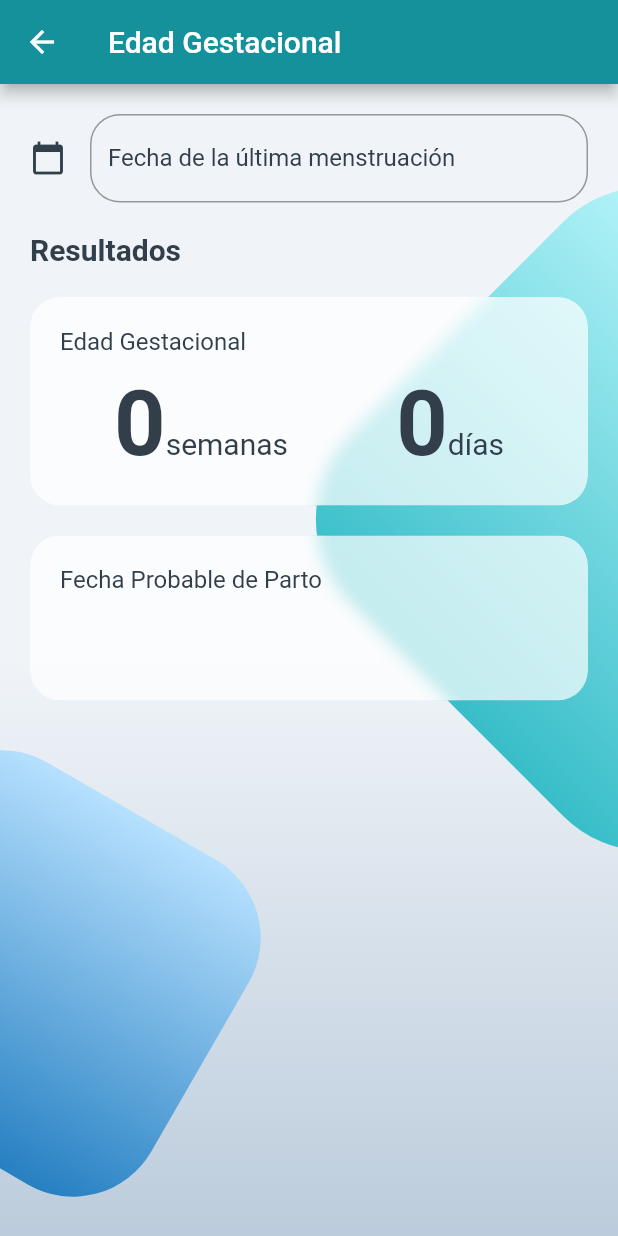
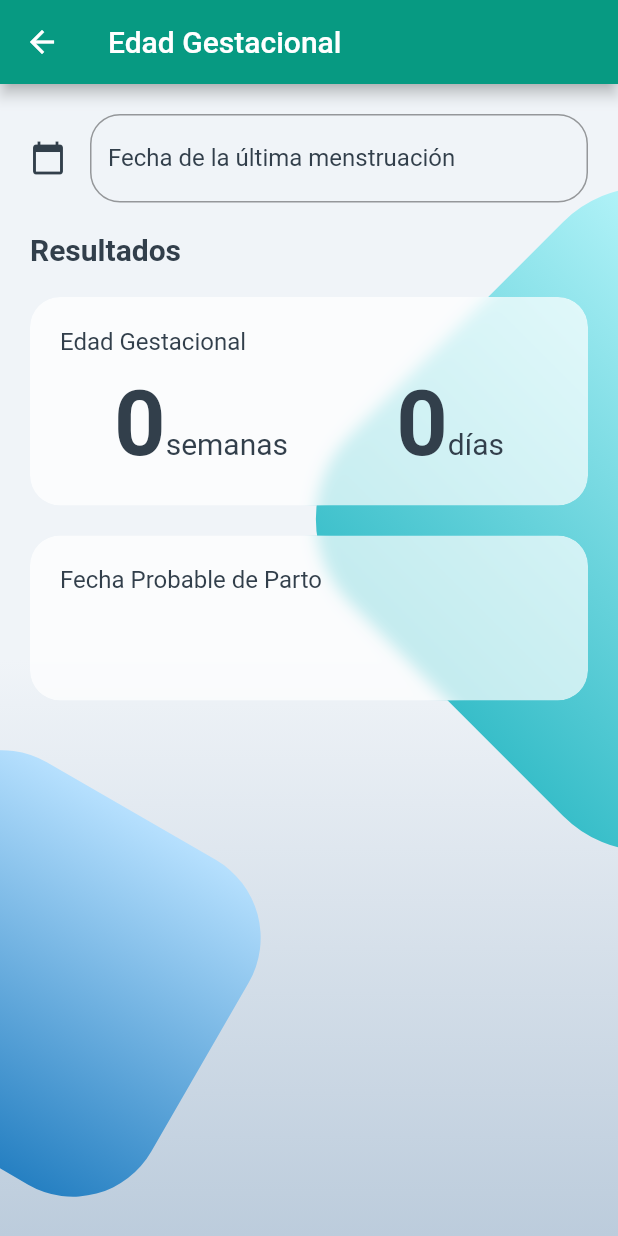
Before and after one commit to DiegoLascano/flutter-score-mama, a Flutter app: the screen it shows after launch, after a tap on "Edad Gestacional", on a phone screen of 412 x 824 dp. Run offline on Flutter 3.47's test engine with Material 2 defaults, Android fonts, the phone set to English and light mode, and no system bars; our stand-ins replace flutter_native_admob, rxdart; missing offline and left inert: firebase_admob; accounts and stored records are empty.

Commit message:
working and public version

```diff
--- a/lib/main.dart
+++ b/lib/main.dart
@@ -8,19 +8,19 @@ import 'package:calcu_obstetrica/src/routes/routes.dart';
 void main() => runApp(MyApp());
 
 class MyApp extends StatelessWidget {
-  final MaterialColor buttonTextColor = const MaterialColor(
-    0xFF14919B,
+  final MaterialColor mainSplash = const MaterialColor(
+    0xFF079A82,
     const <int, Color>{
-      50: const Color(0xFF14919B),
-      100: const Color(0xFF14919B),
-      200: const Color(0xFF14919B),
-      300: const Color(0xFF14919B),
-      400: const Color(0xFF14919B),
-      500: const Color(0xFF14919B),
-      600: const Color(0xFF14919B),
-      700: const Color(0xFF14919B),
-      800: const Color(0xFF14919B),
-      900: const Color(0xFF14919B),
+      50: const Color(0xFFF0FCF9),
+      100: const Color(0xFFC6F7E9),
+      200: const Color(0xFF8EEDD1),
+      300: const Color(0xFF5FE3C0),
+      400: const Color(0xFF2DCCA7),
+      500: const Color(0xFF17B897),
+      600: const Color(0xFF079A82),
+      700: const Color(0xFF048271),
+      800: const Color(0xFF016457),
+      900: const Color(0xFF004440),
     },
   );
 
@@ -41,9 +41,9 @@ class MyApp extends StatelessWidget {
         initialRoute: 'navigation_page',
         routes: getApplicationRoutes(),
         theme: ThemeData(
-          primaryColor: Color(0xFF14919B),
-          accentColor: Color(0xFF14919B),
-          primarySwatch: buttonTextColor,
+          primaryColor: mainSplash[600],
+          accentColor: mainSplash[600],
+          primarySwatch: mainSplash,
           textTheme: TextTheme(
             title: TextStyle(
                 color: Color(0xFF323F4B),
--- a/lib/src/pages/about_page.dart
+++ b/lib/src/pages/about_page.dart
@@ -144,7 +144,7 @@ class AboutPage extends StatelessWidget {
                     ),
                     children: [
                       TextSpan(
-                        text: 'nextechdevelopment@gmail.com',
+                        text: 'nextech.development@gmail.com',
                         style: TextStyle(
                           color: Theme.of(context).primaryColor,
                         ),
--- a/pubspec.yaml
+++ b/pubspec.yaml
@@ -11,10 +11,10 @@ description: App to help medical industry to enhance their response time to spec
 # In iOS, build-name is used as CFBundleShortVersionString while build-number used as CFBundleVersion.
 # Read more about iOS versioning at
 # https://developer.apple.com/library/archive/documentation/General/Reference/InfoPlistKeyReference/Articles/CoreFoundationKeys.html
-version: 1.0.0+1
+version: 1.0.2+3
 
 environment:
-  sdk: ">=2.1.0 <3.0.0"
+  sdk: ">=2.7.0 <3.0.0"
 
 dependencies:
   flutter:
@@ -30,6 +30,7 @@ dependencies:
   rxdart: ^0.23.1
   flutter_native_admob: ^2.1.0
   firebase_admob: ^0.9.3+2
+  provider: ^4.1.2
 
 
 dev_dependencies:
```
Also changed, not shown: lib/src/pages/home_page.dart (+2 -5 lines), lib/src/pages/score_mama_page.dart (+7 -1 lines), lib/src/pages/test_stfull.dart (+40 -160 lines), pubspec.lock.
